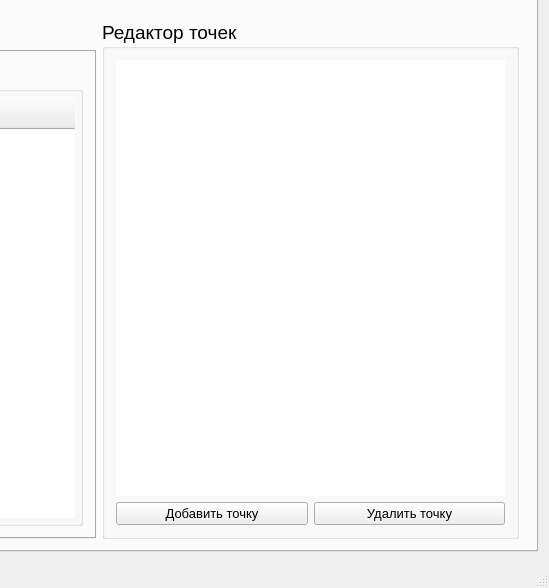
Qt form KAMEditor/gui/mainwindow.ui (Xtail96/SML) before a commit; both pictures show x 901 to 1450 and y 151 to 739 of the 1450 by 739 pixel window.
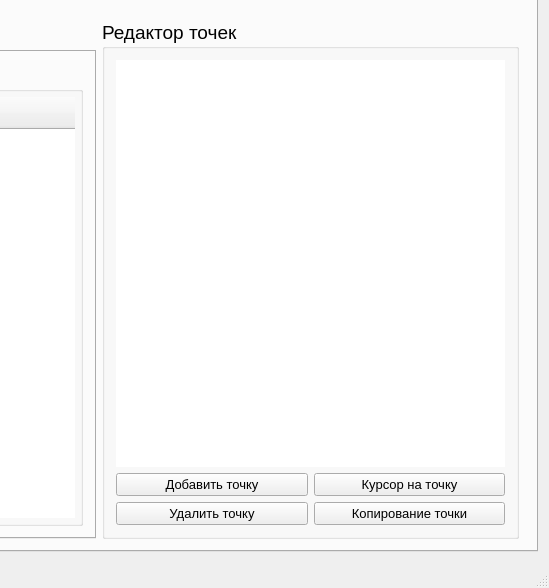
The same form after that commit. The open tabs and pages were chosen to show the change. Icons and pictures are not drawn.

Commit message: Копирование точки и Курсор на точку доступны во вкладке Редактор

```diff
--- a/KAMEditor/gui/mainwindow.ui
+++ b/KAMEditor/gui/mainwindow.ui
@@ -106,7 +106,7 @@
            <bool>false</bool>
           </property>
           <layout class="QGridLayout" name="gridLayout">
-           <item row="1" column="0" rowspan="2" colspan="2">
+           <item row="0" column="0" colspan="2">
             <widget class="QTableWidget" name="pointsTableWidget_2">
              <property name="frameShape">
               <enum>QFrame::NoFrame</enum>
@@ -122,7 +122,7 @@
              </property>
             </widget>
            </item>
-           <item row="3" column="0">
+           <item row="1" column="0">
             <widget class="QPushButton" name="pointAddPushButton_2">
              <property name="sizePolicy">
               <sizepolicy hsizetype="Preferred" vsizetype="Fixed">
@@ -143,7 +143,28 @@
              </property>
             </widget>
            </item>
-           <item row="3" column="1">
+           <item row="1" column="1">
+            <widget class="QPushButton" name="pointCursorPushButton_2">
+             <property name="sizePolicy">
+              <sizepolicy hsizetype="Preferred" vsizetype="Fixed">
+               <horstretch>0</horstretch>
+               <verstretch>1</verstretch>
+              </sizepolicy>
+             </property>
+             <property name="font">
+              <font>
+               <pointsize>10</pointsize>
+              </font>
+             </property>
+             <property name="text">
+              <string>Курсор на точку</string>
+             </property>
+             <property name="shortcut">
+              <string>Shift+K</string>
+             </property>
+            </widget>
+           </item>
+           <item row="2" column="0">
             <widget class="QPushButton" name="pointDeletePushButton_2">
              <property name="sizePolicy">
               <sizepolicy hsizetype="Preferred" vsizetype="Fixed">
@@ -164,6 +185,27 @@
              </property>
             </widget>
            </item>
+           <item row="2" column="1">
+            <widget class="QPushButton" name="pointCopyPushButton_2">
+             <property name="sizePolicy">
+              <sizepolicy hsizetype="Preferred" vsizetype="Fixed">
+               <horstretch>0</horstretch>
+               <verstretch>1</verstretch>
+              </sizepolicy>
+             </property>
+             <property name="font">
+              <font>
+               <pointsize>10</pointsize>
+              </font>
+             </property>
+             <property name="text">
+              <string>Копирование точки</string>
+             </property>
+             <property name="shortcut">
+              <string>Shift+Return</string>
+             </property>
+            </widget>
+           </item>
           </layout>
          </widget>
         </item>
```
The commit also changes 1 other file.
